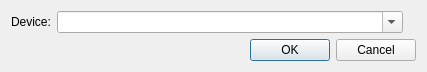
Above: src/cmplayer/ui/opendvddialog.ui from bylee20/bomi before the change. Below: the same form after it.
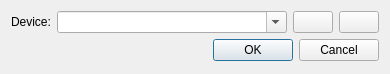
That is the form after the change. Icons and pictures are not drawn.

Commit message: add some buttons to help opening disc

What changed in the file:
```diff
--- a/src/cmplayer/ui/opendvddialog.ui
+++ b/src/cmplayer/ui/opendvddialog.ui
@@ -6,8 +6,8 @@
    <rect>
     <x>0</x>
     <y>0</y>
-    <width>427</width>
-    <height>72</height>
+    <width>390</width>
+    <height>74</height>
    </rect>
   </property>
   <layout class="QVBoxLayout" name="verticalLayout">
@@ -40,6 +40,38 @@
       </widget>
      </item>
      <item>
+      <widget class="QPushButton" name="folder">
+       <property name="toolTip">
+        <string>Open device/folder</string>
+       </property>
+       <property name="text">
+        <string/>
+       </property>
+       <property name="icon">
+        <iconset resource="../rsclist.qrc">
+         <normaloff>:/img/document-open-folder.png</normaloff>:/img/document-open-folder.png</iconset>
+       </property>
+      </widget>
+     </item>
+     <item>
+      <widget class="QPushButton" name="iso">
+       <property name="toolTip">
+        <string>Open ISO file</string>
+       </property>
+       <property name="text">
+        <string/>
+       </property>
+       <property name="icon">
+        <iconset resource="../rsclist.qrc">
+         <normaloff>:/img/media-optical.png</normaloff>:/img/media-optical.png</iconset>
+       </property>
+      </widget>
+     </item>
+    </layout>
+   </item>
+   <item>
+    <layout class="QHBoxLayout" name="horizontalLayout_2">
+     <item>
       <widget class="QLabel" name="available">
        <property name="minimumSize">
         <size>
@@ -52,10 +84,6 @@
        </property>
       </widget>
      </item>
-    </layout>
-   </item>
-   <item>
-    <layout class="QHBoxLayout" name="horizontalLayout_2">
      <item>
       <widget class="QDialogButtonBox" name="buttonBox">
        <property name="orientation">
```
Left out of the diff: 4 changed lines with no effect on the pictures. The commit also changes 5 other files.
